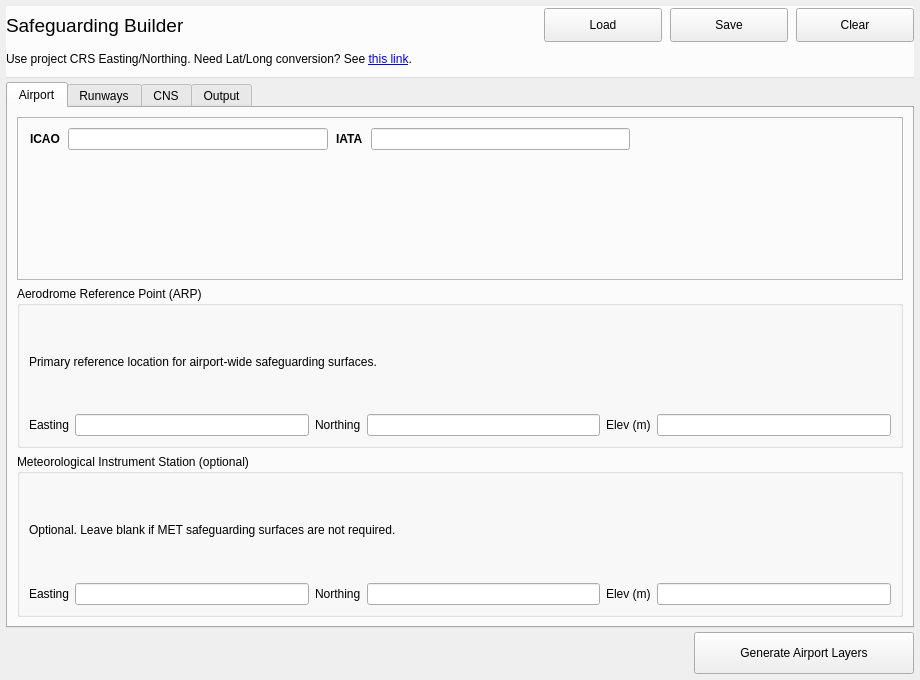
camtodd1/prj-lucid, file safeguarding_builder_dialog_base.ui: the form before one commit.
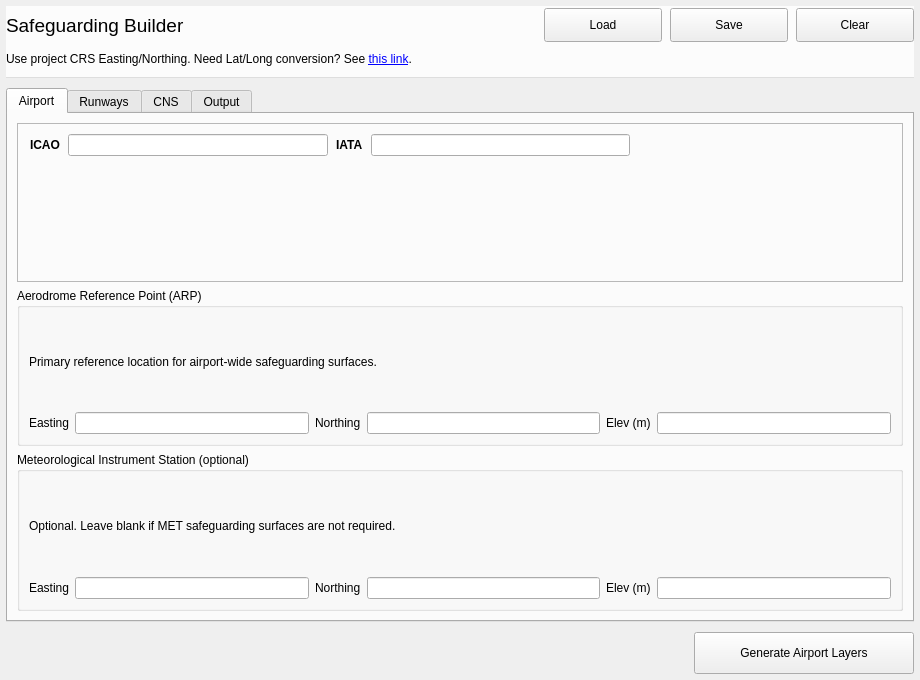
The form after the commit. Custom widgets are drawn as their Qt base class.

What changed in the file:
```diff
--- a/safeguarding_builder_dialog_base.ui
+++ b/safeguarding_builder_dialog_base.ui
@@ -33,7 +33,7 @@
     <number>6</number>
    </property>
    <property name="spacing">
-    <number>4</number>
+    <number>10</number>
    </property>
    <item>
     <widget class="QFrame" name="frame_dialog_header">
@@ -186,7 +186,7 @@
            <number>10</number>
           </property>
           <property name="spacing">
-           <number>6</number>
+           <number>10</number>
           </property>
           <item>
            <layout class="QHBoxLayout" name="horizontalLayout_airportName">
```
